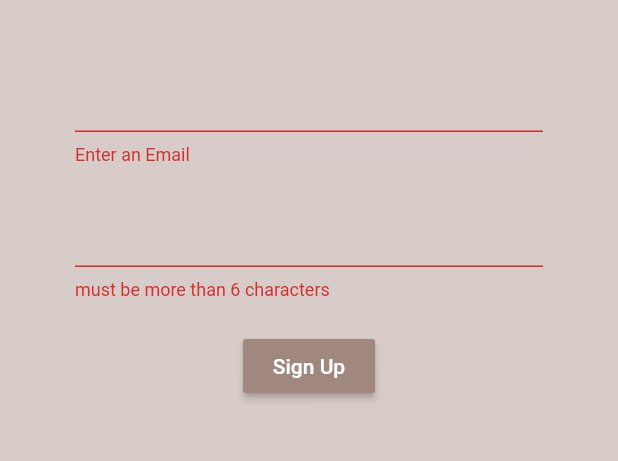
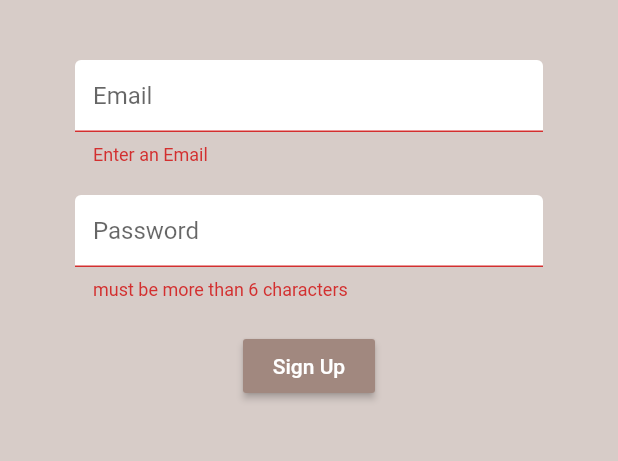
Before and after one commit to shirantha97/Flutter_firebase, a Flutter app: the Register screen opened directly, after a tap on "Sign Up", on a phone screen of 412 x 824 dp, the part 84-545 px from its top. Run offline on Flutter 3.47's test engine with Material 2 defaults, Android fonts, the phone set to English and light mode, and no system bars; our stand-ins replace firebase_auth, flutter_spinkit; accounts and stored records are empty.

Commit message:
Register,Sign forms decorations

```diff
--- a/lib/screens/authenticate/register.dart
+++ b/lib/screens/authenticate/register.dart
@@ -1,5 +1,7 @@
 import 'package:brew_crew/screens/services/auth.dart';
+import 'package:brew_crew/shared/load.dart';
 import 'package:flutter/material.dart';
+import 'package:brew_crew/shared/constant.dart';
 
 class Register extends StatefulWidget {
 
@@ -16,11 +18,12 @@ class _RegisterState extends State<Register> {
   String email = '';
   String password = '';
   String error = '';
+  bool load = false;
   final _formKey = GlobalKey<FormState>();
 
   @override
   Widget build(BuildContext context) {
-    return Scaffold(
+    return load ? Load() : Scaffold(
       backgroundColor: Colors.brown[100],
       appBar: AppBar(
         backgroundColor: Colors.brown[400],
@@ -44,6 +47,7 @@ class _RegisterState extends State<Register> {
             children: <Widget>[
               SizedBox(height: 20.0),
               TextFormField(
+                decoration: textInputDecoration.copyWith(hintText:'Email'),
                 validator: (val) => val.isEmpty ? 'Enter an Email' : null,
                 onChanged: (val){
                   setState(() {
@@ -54,6 +58,7 @@ class _RegisterState extends State<Register> {
               SizedBox(height: 20.0),
               TextFormField(
                 obscureText: true,
+                decoration: textInputDecoration.copyWith(hintText:'Password'),
                 validator: (val) => val.length<6 ? 'must be more than 6 characters' : null,
                 onChanged: (val){
                   setState(() {
@@ -70,11 +75,15 @@ class _RegisterState extends State<Register> {
                 ),
                 onPressed: () async{
                   if(_formKey.currentState.validate()){
+                    setState(() {
+                      load = true;
+                    });
                     dynamic result = await _auth.registerwithEmail(email, password);
                     print(result);
                     if(result == null){
                       setState(() {
                         error = 'Please enter a valid email';
+                        load = false;
                       });
                     }
                     print(email);
--- a/lib/screens/authenticate/sign_in.dart
+++ b/lib/screens/authenticate/sign_in.dart
@@ -1,5 +1,7 @@
 import 'package:brew_crew/screens/services/auth.dart';
+import 'package:brew_crew/shared/load.dart';
 import 'package:flutter/material.dart';
+import 'package:brew_crew/shared/constant.dart';
 
 class SignIn extends StatefulWidget {
 
@@ -14,6 +16,7 @@ class _SignInState extends State<SignIn> {
 
   final AuthService _auth = AuthService();
   final _formKey = GlobalKey<FormState>();
+  bool load = false;
 
   String email = '';
   String password = "";
@@ -21,7 +24,7 @@ class _SignInState extends State<SignIn> {
 
   @override
   Widget build(BuildContext context) {
-    return Scaffold(
+    return load ? Load() : Scaffold(
       backgroundColor: Colors.brown[100],
       appBar: AppBar(
         backgroundColor: Colors.brown[400],
@@ -45,6 +48,7 @@ class _SignInState extends State<SignIn> {
             children: <Widget>[
               SizedBox(height: 20.0),
               TextFormField(
+                decoration: textInputDecoration.copyWith(hintText:'Email'),
                 validator: (val) => val.isEmpty ? 'Enter an Email' : null,
                 onChanged: (val){
                   setState(() {
@@ -55,6 +59,7 @@ class _SignInState extends State<SignIn> {
               SizedBox(height: 20.0),
               TextFormField(
                 obscureText: true,
+                decoration: textInputDecoration.copyWith(hintText:'Password'),
                 validator: (val) => val.length<6 ? 'must be more than 6 characters' : null,
                 onChanged: (val){
                   setState(() {
@@ -71,11 +76,15 @@ class _SignInState extends State<SignIn> {
                 ),
                 onPressed: () async {
                   if(_formKey.currentState.validate()){
+                    setState(() {
+                      load = true;
+                    });
                     dynamic result = await _auth.SignIn(email, password);
                     print('valid');
                     if(result == null){
                       setState(() {
                         error = 'Incorrect credentials';
+                        load =  false;
                       });
                     }
                     print(email);
--- a/lib/screens/services/auth.dart
+++ b/lib/screens/services/auth.dart
@@ -47,6 +47,10 @@ class AuthService {
     }
   }
 
+Future<void> sendPasswordResetEmail(String email) async {
+    return _auth.sendPasswordResetEmail(email: email);
+}
+
   Future signOut() async{
     try{
       return await _auth.signOut();
--- /dev/null
+++ b/lib/shared/constant.dart
@@ -0,0 +1,13 @@
+import 'package:flutter/material.dart';
+
+const textInputDecoration = InputDecoration(
+  fillColor: Colors.white,
+  filled: true,
+  contentPadding: EdgeInsets.all(12.0),
+  enabledBorder: OutlineInputBorder(
+    borderSide: BorderSide(color: Colors.white, width: 2.0),
+  ),
+  focusedBorder: OutlineInputBorder(
+    borderSide: BorderSide(color: Colors.red, width: 2.0),
+  ),
+);
--- a/pubspec.yaml
+++ b/pubspec.yaml
@@ -26,6 +26,7 @@ dependencies:
   firebase_auth: ^0.16.0
   cloud_firestore: ^0.13.5
   provider: ^4.0.5
+  flutter_spinkit: ^4.1.2+1
 
 
 
```
Also changed, not shown: lib/shared/load.dart (added, +17 -0 lines), pubspec.lock.
